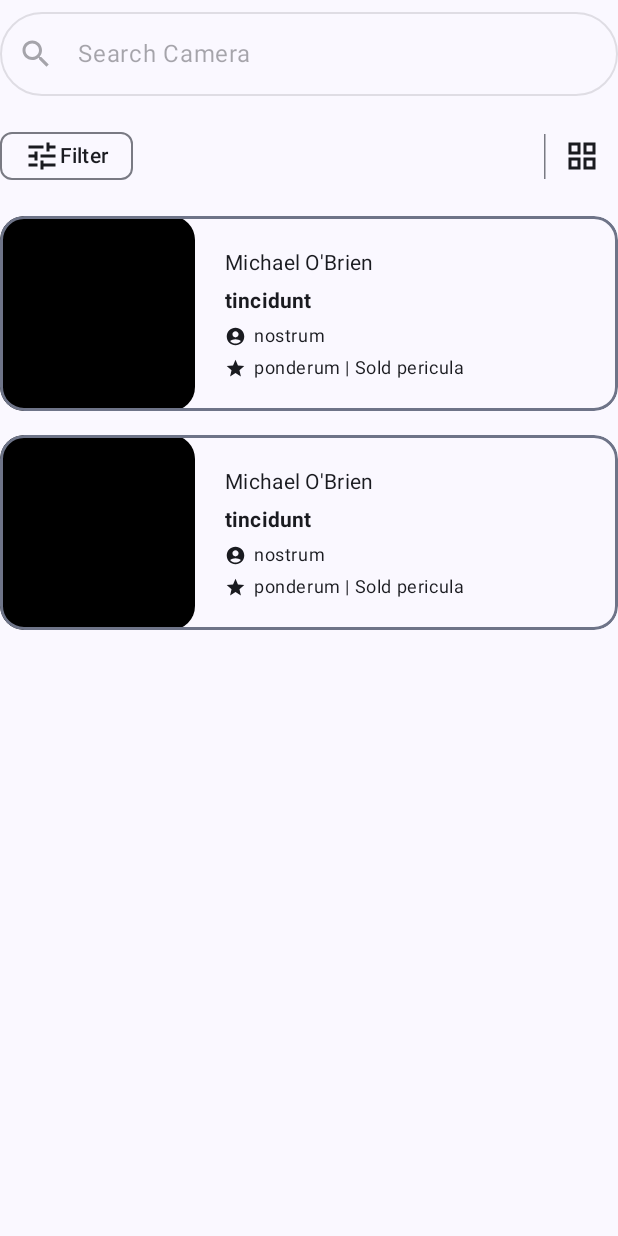
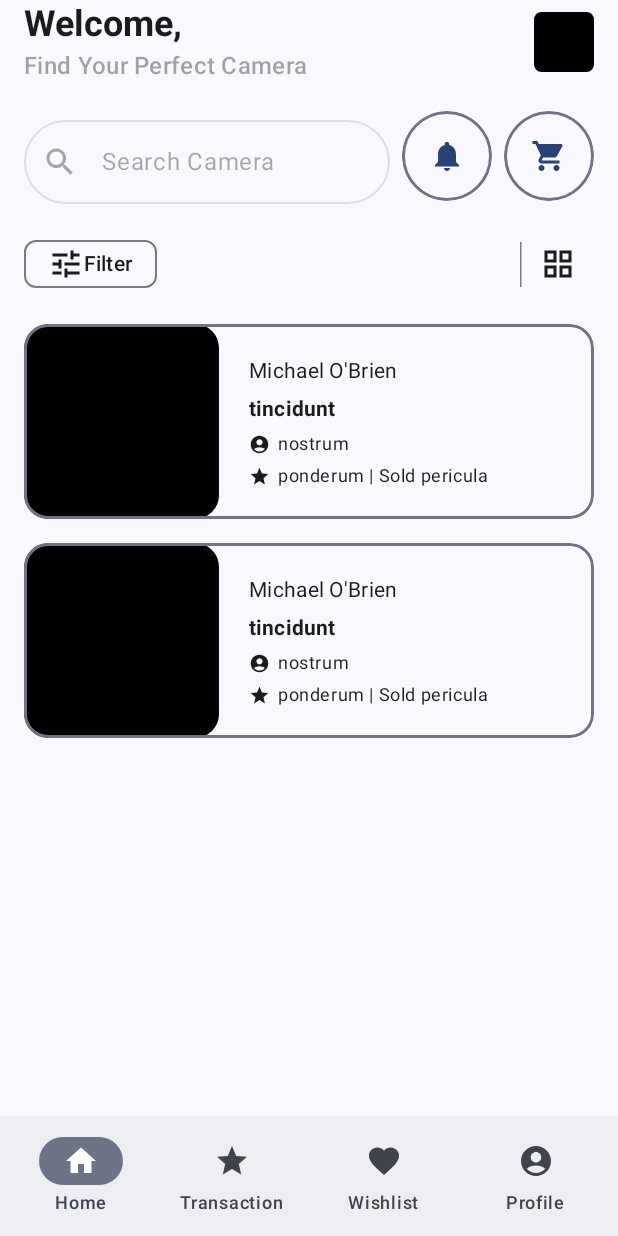
Before and after one commit to andremoore123/ShutterShop, an Android app built with Jetpack Compose: the screen it shows after launch (MainActivity), on a phone screen of 412 x 824 dp. Run offline under Robolectric (Android 15) with nearby library versions, the phone set to English and light mode, and no system bars; our stand-ins replace Dagger/Hilt's generated code.

Commit message:
[FEATURE] Finished Launchpad Feature

```diff
--- a/app/src/main/java/com/id/shuttershop/MainActivity.kt
+++ b/app/src/main/java/com/id/shuttershop/MainActivity.kt
@@ -15,6 +15,7 @@ import androidx.compose.runtime.collectAsState
 import androidx.compose.runtime.getValue
 import androidx.compose.ui.Modifier
 import com.id.shuttershop.ui.screen.home.HomeScreen
+import com.id.shuttershop.ui.screen.launchpad.LaunchpadScreen
 import com.id.shuttershop.ui.theme.ShutterShopTheme
 import dagger.hilt.android.AndroidEntryPoint
 
@@ -37,7 +38,7 @@ class MainActivity : ComponentActivity() {
                 darkTheme = isDarkMode.value
             ) {
                 Scaffold(modifier = Modifier.fillMaxSize()) { innerPadding ->
-                    HomeScreen(modifier = Modifier.padding(innerPadding))
+                    LaunchpadScreen(modifier = Modifier.padding(innerPadding))
                 }
             }
         }
--- /dev/null
+++ b/app/src/main/java/com/id/shuttershop/ui/components/topbar/HomeTopBar.kt
@@ -0,0 +1,74 @@
+package com.id.shuttershop.ui.components.topbar;
+
+import androidx.compose.foundation.background
+import androidx.compose.foundation.layout.Arrangement
+import androidx.compose.foundation.layout.Box
+import androidx.compose.foundation.layout.Column
+import androidx.compose.foundation.layout.Row
+import androidx.compose.foundation.layout.fillMaxWidth
+import androidx.compose.foundation.layout.padding
+import androidx.compose.foundation.layout.size
+import androidx.compose.foundation.shape.RoundedCornerShape
+import androidx.compose.material3.ExperimentalMaterial3Api
+import androidx.compose.material3.MaterialTheme
+import androidx.compose.material3.Text
+import androidx.compose.runtime.Composable
+import androidx.compose.ui.Alignment
+import androidx.compose.ui.Modifier
+import androidx.compose.ui.draw.clip
+import androidx.compose.ui.graphics.Color
+import androidx.compose.ui.res.stringResource
+import androidx.compose.ui.text.font.FontWeight
+import androidx.compose.ui.tooling.preview.Preview
+import androidx.compose.ui.unit.dp
+import com.id.shuttershop.R
+import com.id.shuttershop.ui.theme.ShutterShopTheme
+
+/**
+ * Created by: andreputras.
+ * Date: 05/08/24
+ * Name: Andre Eka Putra Simanjuntak
+ * Email: andremoore431@gmail.com
+ */
+@OptIn(ExperimentalMaterial3Api::class)
+@Composable
+fun HomeTopBar(
+    modifier: Modifier = Modifier,
+    userName: String = "",
+    userImageUrl: String = "",
+) {
+    Row(
+        modifier = modifier.fillMaxWidth(),
+        verticalAlignment = Alignment.CenterVertically,
+        horizontalArrangement = Arrangement.SpaceBetween
+    ) {
+        Column {
+            Text(
+                text = stringResource(R.string.text_welcome, userName),
+                style = MaterialTheme.typography.headlineSmall.copy(fontWeight = FontWeight.Bold)
+            )
+            Text(
+                text = stringResource(R.string.text_desc_home),
+                style = MaterialTheme.typography.titleMedium.copy(
+                    color = MaterialTheme.colorScheme.onSurface.copy(
+                        alpha = 0.4f
+                    )
+                )
+            )
+        }
+        Box(
+            modifier = Modifier
+                .clip(RoundedCornerShape(5.dp))
+                .background(Color.Black)
+                .size(40.dp)
+        )
+    }
+}
+
+@Composable
+@Preview(showBackground = true, showSystemUi = true)
+internal fun ShowHomeTopBarPreview() {
+    ShutterShopTheme {
+        HomeTopBar(userName = "Andre Eka")
+    }
+}
--- /dev/null
+++ b/app/src/main/java/com/id/shuttershop/ui/navigation/launchpad/LaunchpadMenus.kt
@@ -0,0 +1,40 @@
+package com.id.shuttershop.ui.navigation.launchpad
+
+import android.content.res.Resources
+import androidx.compose.material.icons.Icons
+import androidx.compose.material.icons.filled.AccountCircle
+import androidx.compose.material.icons.filled.Favorite
+import androidx.compose.material.icons.filled.Home
+import androidx.compose.material.icons.filled.Star
+import androidx.compose.ui.graphics.vector.ImageVector
+import androidx.compose.ui.res.vectorResource
+import com.id.shuttershop.R
+
+/**
+ * Created by: andreputras.
+ * Date: 05/08/24
+ * Name: Andre Eka Putra Simanjuntak
+ * Email: andremoore431@gmail.com
+ */
+enum class LaunchpadMenus(
+    val title: String,
+    val navigation: LaunchpadRoute,
+    val icon: ImageVector,
+) {
+    HOME("Home", LaunchpadRoute.HomeRoute, Icons.Default.Home),
+    TRANSACTION(
+        "Transaction",
+        LaunchpadRoute.TransactionRoute,
+        Icons.Default.Star
+    ),
+    WISHLIST(
+        "Wishlist",
+        LaunchpadRoute.WishlistRoute,
+        Icons.Default.Favorite,
+    ),
+    PROFILE(
+        "Profile",
+        LaunchpadRoute.ProfileRoute,
+        Icons.Default.AccountCircle
+    )
+}
--- /dev/null
+++ b/app/src/main/java/com/id/shuttershop/ui/navigation/launchpad/LaunchpadRoute.kt
@@ -0,0 +1,14 @@
+package com.id.shuttershop.ui.navigation.launchpad
+
+/**
+ * Created by: andreputras.
+ * Date: 05/08/24
+ * Name: Andre Eka Putra Simanjuntak
+ * Email: andremoore431@gmail.com
+ */
+sealed class LaunchpadRoute(val route: String) {
+    data object HomeRoute: LaunchpadRoute("homeRoute")
+    data object TransactionRoute: LaunchpadRoute("transactionRoute")
+    data object WishlistRoute: LaunchpadRoute("wishlistRoute")
+    data object ProfileRoute: LaunchpadRoute("profileRoute")
+}
--- a/app/src/main/java/com/id/shuttershop/ui/screen/home/HomeScreen.kt
+++ b/app/src/main/java/com/id/shuttershop/ui/screen/home/HomeScreen.kt
@@ -6,6 +6,7 @@ import androidx.compose.foundation.layout.Column
 import androidx.compose.foundation.layout.Row
 import androidx.compose.foundation.layout.Spacer
 import androidx.compose.foundation.layout.height
+import androidx.compose.foundation.layout.padding
 import androidx.compose.foundation.layout.size
 import androidx.compose.foundation.lazy.LazyColumn
 import androidx.compose.foundation.lazy.grid.GridCells
@@ -39,6 +40,7 @@ import com.id.shuttershop.ui.components.SearchTextField
 import com.id.shuttershop.ui.components.button.PrimaryIconButton
 import com.id.shuttershop.ui.components.card.HomeCard
 import com.id.shuttershop.ui.components.card.HomeCardOrientation
+import com.id.shuttershop.ui.components.topbar.HomeTopBar
 import com.id.shuttershop.ui.screen.wishlist.WishlistViewModel.Companion.COLUMN_LAYOUT
 import com.id.shuttershop.ui.screen.wishlist.WishlistViewModel.Companion.GRID_LAYOUT
 import com.id.shuttershop.ui.theme.ShutterShopTheme
@@ -64,7 +66,7 @@ fun HomeScreen(
     }
 
     HomeContent(
-        modifier = modifier,
+        modifier = modifier.padding(horizontal = 16.dp),
         currentLayoutType = currentLayoutType,
         productState = productState,
         onLayoutChange = viewModel::setLayoutType
@@ -87,7 +89,6 @@ internal fun HomeContent(
             onLayoutChange = onLayoutChange,
             showBottomSheet = {},
             navigateToSearch = {
-                Log.d("HOME_SCREEN", "Search_Clicked")
             }
         )
         productState.onSuccess {
@@ -128,6 +129,8 @@ internal fun HomeContent(
 internal fun HomeHeader(
     modifier: Modifier = Modifier,
     currentLayoutType: String,
+    userName: String = "",
+    userImageUrl: String = "",
     onLayoutChange: (String) -> Unit,
     showBottomSheet: () -> Unit,
     navigateToSearch: () -> Unit = {},
@@ -136,11 +139,16 @@ internal fun HomeHeader(
         modifier = modifier,
         verticalArrangement = Arrangement.spacedBy(16.dp)
     ) {
+        HomeTopBar(
+            userName = userName,
+            userImageUrl = userImageUrl
+        )
         Row(
             verticalAlignment = Alignment.CenterVertically,
             horizontalArrangement = Arrangement.spacedBy(8.dp)
         ) {
             SearchTextField(
+                modifier = Modifier.weight(1f),
                 hint = stringResource(R.string.text_search_camera),
                 enabled = false,
                 onClick = navigateToSearch
--- /dev/null
+++ b/app/src/main/java/com/id/shuttershop/ui/screen/launchpad/LaunchpadScreen.kt
@@ -0,0 +1,100 @@
+package com.id.shuttershop.ui.screen.launchpad;
+
+import androidx.compose.foundation.layout.padding
+import androidx.compose.material3.BottomAppBar
+import androidx.compose.material3.Icon
+import androidx.compose.material3.NavigationBarItem
+import androidx.compose.material3.Scaffold
+import androidx.compose.material3.Text
+import androidx.compose.runtime.Composable
+import androidx.compose.runtime.getValue
+import androidx.compose.ui.Modifier
+import androidx.compose.ui.tooling.preview.Preview
+import androidx.navigation.NavGraph.Companion.findStartDestination
+import androidx.navigation.compose.NavHost
+import androidx.navigation.compose.composable
+import androidx.navigation.compose.currentBackStackEntryAsState
+import androidx.navigation.compose.rememberNavController
+import com.id.shuttershop.ui.components.topbar.TitleTopBar
+import com.id.shuttershop.ui.navigation.launchpad.LaunchpadMenus
+import com.id.shuttershop.ui.navigation.launchpad.LaunchpadRoute
+import com.id.shuttershop.ui.screen.home.HomeScreen
+import com.id.shuttershop.ui.screen.profile.ProfileScreen
+import com.id.shuttershop.ui.screen.transaction.TransactionScreen
+import com.id.shuttershop.ui.screen.wishlist.WishlistScreen
+import com.id.shuttershop.ui.theme.ShutterShopTheme
+
+/**
+ * Created by: andreputras.
+ * Date: 05/08/24
+ * Name: Andre Eka Putra Simanjuntak
+ * Email: andremoore431@gmail.com
+ */
+@Composable
+fun LaunchpadScreen(
+    modifier: Modifier = Modifier,
+) {
+    val launchdPadNavController = rememberNavController()
+    val navBackStackEntry by launchdPadNavController.currentBackStackEntryAsState()
+    val currentRoute = navBackStackEntry?.destination?.route
+
+    Scaffold(
+        modifier = modifier,
+        topBar = {
+            if (currentRoute != LaunchpadMenus.HOME.navigation.route) {
+                TitleTopBar(
+                    title = LaunchpadMenus.entries.find { it.navigation.route == currentRoute }?.title
+                        ?: ""
+                )
+            }
+        },
+        bottomBar = {
+            BottomAppBar {
+                LaunchpadMenus.entries.toList().forEach { menu ->
+                    NavigationBarItem(
+                        label = {
+                            Text(text = menu.title)
+                        },
+                        selected = currentRoute == menu.navigation.route,
+                        onClick = {
+                            launchdPadNavController.navigate(menu.navigation.route) {
+                                popUpTo(launchdPadNavController.graph.findStartDestination().id) {
+                                    saveState = true
+                                }
+                                launchSingleTop = true
+                                restoreState = true
+                            }
+                        },
+                        icon = { Icon(imageVector = menu.icon, contentDescription = null) }
+                    )
+                }
+            }
+        }) { innerPadding ->
+        NavHost(
+            navController = launchdPadNavController,
+            startDestination = LaunchpadRoute.HomeRoute.route,
+            modifier = Modifier.padding(innerPadding)
+        ) {
+            composable(LaunchpadRoute.HomeRoute.route) {
+                HomeScreen()
+            }
+            composable(LaunchpadRoute.TransactionRoute.route) {
+                TransactionScreen()
+            }
+            composable(LaunchpadRoute.WishlistRoute.route) {
+                WishlistScreen()
+            }
+            composable(LaunchpadRoute.ProfileRoute.route) {
+                ProfileScreen()
+            }
+        }
+    }
+}
+
+@Composable
+@Preview
+internal fun ShowLaunchpadScreenPreview() {
+    ShutterShopTheme {
+        LaunchpadScreen()
+    }
+}
--- a/app/src/main/java/com/id/shuttershop/ui/screen/onboarding/OnboardViewModel.kt
+++ b/app/src/main/java/com/id/shuttershop/ui/screen/onboarding/OnboardViewModel.kt
@@ -33,7 +33,6 @@ class OnboardViewModel @Inject constructor(
     fun fetchShowOnboard() {
         viewModelScope.launch(Dispatchers.IO) {
             val isShowed = preferenceRepository.isOnboardShow()
-            Log.d("ONBARDVM", isShowed.toString())
             _isShowOnboardState.getAndUpdate {
                 isShowed
             }
--- /dev/null
+++ b/app/src/main/res/drawable/baseline_shopping_bag_24.xml
@@ -0,0 +1,5 @@
+<vector xmlns:android="http://schemas.android.com/apk/res/android" android:height="24dp" android:tint="#000000" android:viewportHeight="24" android:viewportWidth="24" android:width="24dp">
+
+    <path android:fillColor="@android:color/white" android:pathData="M18,6h-2c0,-2.21 -1.79,-4 -4,-4S8,3.79 8,6H6C4.9,6 4,6.9 4,8v12c0,1.1 0.9,2 2,2h12c1.1,0 2,-0.9 2,-2V8C20,6.9 19.1,6 18,6zM10,10c0,0.55 -0.45,1 -1,1s-1,-0.45 -1,-1V8h2V10zM12,4c1.1,0 2,0.9 2,2h-4C10,4.9 10.9,4 12,4zM16,10c0,0.55 -0.45,1 -1,1s-1,-0.45 -1,-1V8h2V10z"/>
+
+</vector>
--- a/app/src/main/res/values/strings.xml
+++ b/app/src/main/res/values/strings.xml
@@ -37,4 +37,6 @@
     <string name="text_total_payment">Total Payment</string>
     <string name="text_shop">"Shop | "</string>
     <string name="text_search_camera">Search Camera</string>
+    <string name="text_welcome">Welcome, %s</string>
+    <string name="text_desc_home">Find Your Perfect Camera</string>
 </resources>
```
